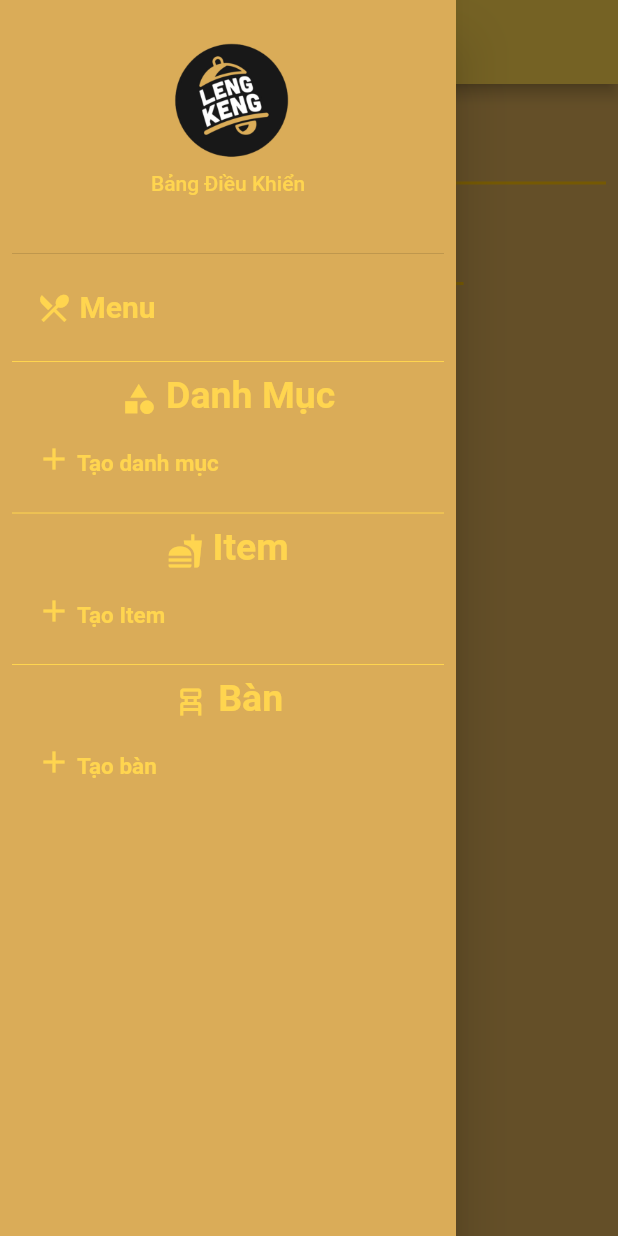
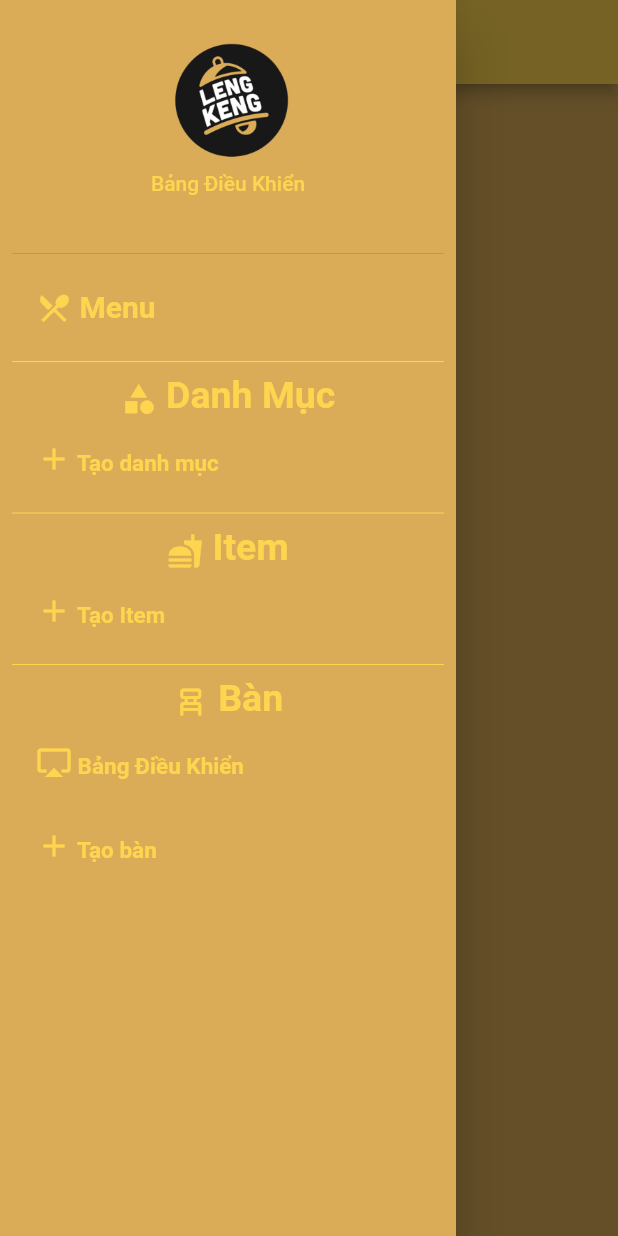
Before and after one commit to dim0147/Hai-Coffe-DenMo, a Flutter app: the screen it shows after launch, with the side drawer open, on a phone screen of 412 x 824 dp. Run offline on Flutter 3.47's test engine with Material 2 defaults, Android fonts, the phone set to English and light mode, and no system bars; our stand-ins replace extended_masked_text, get, hive, hive_flutter, image_picker, moor; accounts and stored records are empty; generated files the repository leaves out were written again.

Commit message:
Refactor services, add Table Local DAO

```diff
--- a/lib/App/Config.dart
+++ b/lib/App/Config.dart
@@ -7,12 +7,14 @@ import 'package:hai_noob/Controller/Item/CreateItemController.dart';
 import 'package:hai_noob/Controller/Menu/MenuController.dart';
 import 'package:hai_noob/Controller/Order/PlaceOrderController.dart';
 import 'package:hai_noob/Controller/Order/PlaceOrderCouponController.dart';
+import 'package:hai_noob/Controller/Table/TablePanelController.dart';
 import 'package:hai_noob/Screen/Menu/AddSpecialItemScreen.dart';
 import 'package:hai_noob/Screen/Table/AddTableScreen.dart';
 import 'package:hai_noob/Screen/Menu/CartScreen.dart';
 import 'package:hai_noob/Screen/Menu/MenuScreen.dart';
 import 'package:hai_noob/Screen/Order/PlaceOrderCouponScreen.dart';
 import 'package:hai_noob/Screen/Order/PlaceOrderScreen.dart';
+import 'package:hai_noob/Screen/Table/TablePanelScreen.dart';
 import 'package:path_provider/path_provider.dart';
 
 import '../Screen/StartupScreen.dart';
@@ -30,7 +32,6 @@ class AppConfig {
 
   // Box name and key names
   static final String BOX_NAME = 'cafe';
-  static final String BOX_TABLE_KEY_NAME = 'table';
 
   // Color For App
   static final Color BACKGROUND_COLOR =
@@ -54,7 +55,7 @@ class AppConfig {
 
   // Route
   // static final String initRoute = '/menu';
-  static final String initRoute = '/table/add';
+  static final String initRoute = '/table/';
 
   // Pages
   static final List<GetPage> GetPages = [
@@ -146,5 +147,14 @@ class AppConfig {
         Get.lazyPut(() => AddTableController());
       }),
     ),
+    GetPage(
+      transition: Transition.cupertinoDialog,
+      transitionDuration: new Duration(seconds: 1),
+      name: '/table/',
+      page: () => TablePanelScreen(),
+      binding: BindingsBuilder(() {
+        Get.lazyPut(() => TablePanelController());
+      }),
+    ),
   ];
 }
--- a/lib/Controller/Table/TablePanelController.dart
+++ b/lib/Controller/Table/TablePanelController.dart
@@ -1,3 +1,19 @@
 import 'package:get/get.dart';
+import 'package:hai_noob/DAO/TableLocalDAO.dart';
+import 'package:hai_noob/Model/TableLocal.dart';
 
-class TablePanelController extends GetxController {}
+class TablePanelController extends GetxController {
+  final _tableLocalDAO = Get.find<TableLocalDAO>();
+  final tableLocals = <TableLocal>[].obs;
+
+  @override
+  void onInit() {
+    super.onInit();
+    tableLocals.value = _tableLocalDAO.getAllWithList();
+    tableLocals.bindStream(_tableLocalDAO.getTableLocalsStream());
+  }
+
+  void onClick() {
+    _tableLocalDAO.markTableHolding(1);
+  }
+}
--- a/lib/DAO/TableDAO.dart
+++ b/lib/DAO/TableDAO.dart
@@ -8,6 +8,11 @@ part 'TableDAO.g.dart';
 class TableOrderDAO extends DatabaseAccessor<AppDatabase>
     with _$TableOrderDAOMixin {
   TableOrderDAO(AppDatabase db) : super(db);
+
+  Future<List<TableOrder>> getAllTableOrders() {
+    final query = select(tableOrders).get();
+    return query;
+  }
 
   Future<int> createTable(String name, int order) {
     final table = TableOrdersCompanion.insert(name: name, order: order);
--- /dev/null
+++ b/lib/DAO/TableLocalDAO.dart
@@ -0,0 +1,48 @@
+import 'package:hai_noob/Model/TableLocal.dart';
+import 'package:hive/hive.dart';
+
+class TableLocalDAO {
+  final Box<TableLocal> _box;
+
+  TableLocalDAO({required Box<TableLocal> box}) : _box = box;
+
+  // Query
+  Map<dynamic, TableLocal> getAllWithMap() {
+    return _box.toMap();
+  }
+
+  List<TableLocal> getAllWithList() {
+    return _box.values.toList();
+  }
+
+  TableLocal? getTable(int tableID) {
+    return _box.get(tableID);
+  }
+
+  // Create new
+  Future<void> addNew(TableLocal tableLocal) {
+    return _box.put(tableLocal.id, tableLocal);
+  }
+
+  // Update
+  Future<void> updateTable(TableLocal tableLocal) {
+    return _box.put(tableLocal.id, tableLocal);
+  }
+
+  Future<void> updateAllByMap(Map<dynamic, TableLocal> entries) {
+    return _box.putAll(entries);
+  }
+
+  Future<void> markTableHolding(int tableID) async {
+    final table = _box.get(tableID);
+    if (table == null) return Future.error('Not found table');
+
+    table.status = TableStatus.Holding;
+    updateTable(table);
+  }
+
+  // https://stackoverflow.com/questions/68609519/flutter-how-to-bind-hive-watching-into-rxlist-object-in-getx
+  Stream<List<TableLocal>> getTableLocalsStream() {
+    return _box.watch().map((event) => getAllWithList());
+  }
+}
--- a/lib/Model/TableLocal.dart
+++ b/lib/Model/TableLocal.dart
@@ -25,16 +25,21 @@ class TableLocal {
   final int order;
 
   @HiveField(3)
-  final TableStatus status;
+  TableStatus status;
 
   @HiveField(4)
   Cart? cart;
+
+  @HiveField(5)
+  int? lastOrderId;
+
+  @HiveField(6)
+  DateTime? lastUpdate;
 
   TableLocal({
     required this.id,
     required this.name,
     required this.order,
-    required this.status,
-    Cart? cart,
+    this.status = TableStatus.Empty,
   });
 }
--- a/lib/Screen/Component.dart
+++ b/lib/Screen/Component.dart
@@ -200,6 +200,30 @@ Drawer NavigateMenu() {
                     children: [
                       WidgetSpan(
                         child: Icon(
+                          Icons.airplay,
+                          color: Get.theme.primaryColor,
+                        ),
+                      ),
+                      TextSpan(
+                        text: ' Bảng Điều Khiển',
+                      )
+                    ],
+                  ),
+                ),
+                onTap: () {
+                  Get.offAllNamed('/table/');
+                },
+              ),
+              ListTile(
+                title: RichText(
+                  text: TextSpan(
+                    style: TextStyle(
+                        color: Get.theme.primaryColor,
+                        fontSize: 15,
+                        fontWeight: FontWeight.bold),
+                    children: [
+                      WidgetSpan(
+                        child: Icon(
                           Icons.add,
                           color: Get.theme.primaryColor,
                         ),
--- a/lib/Screen/Table/TablePanelScreen.dart
+++ b/lib/Screen/Table/TablePanelScreen.dart
@@ -1,10 +1,34 @@
 import 'package:flutter/material.dart';
+import 'package:get/get.dart';
+import 'package:hai_noob/Controller/Table/TablePanelController.dart';
 
-class TablePanelScreen extends StatelessWidget {
+import '../Component.dart';
+
+class TablePanelScreen extends GetWidget<TablePanelController> {
   const TablePanelScreen({Key? key}) : super(key: key);
 
   @override
   Widget build(BuildContext context) {
-    return Container();
+    return SafeArea(
+      child: Scaffold(
+        appBar: AppBar(
+          title: Text('Bàn'),
+        ),
+        drawer: NavigateMenu(),
+        body: Container(
+          child: Obx(
+            () => Column(
+              children: [
+                ...controller.tableLocals
+                    .map((e) => Text(
+                        'ID: ${e.id} | NAME: ${e.name} | STATUS: ${e.status}'))
+                    .toList(),
+                TextButton(onPressed: controller.onClick, child: Text('Click')),
+              ],
+            ),
+          ),
+        ),
+      ),
+    );
   }
 }
```
Also changed, not shown: lib/App/Services.dart (+58 -21 lines), lib/Controller/StartupController.dart (+15 -5 lines), lib/Controller/Table/AddTableController.dart (+12 -1 lines), lib/Model/TableLocal.g.dart.
